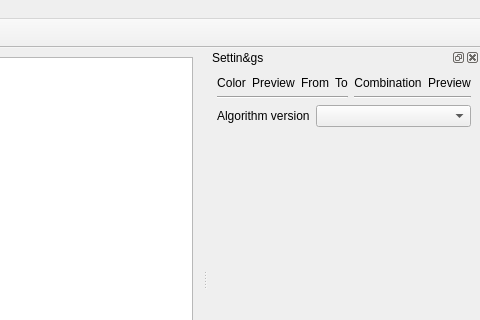
First picture: the form in barvocuc/ui/mainwindow.ui, repository encukou/barvocuc, before the edit; both pictures show x 599 to 1079 and y 0 to 320 of the 1079 by 766 pixel window.
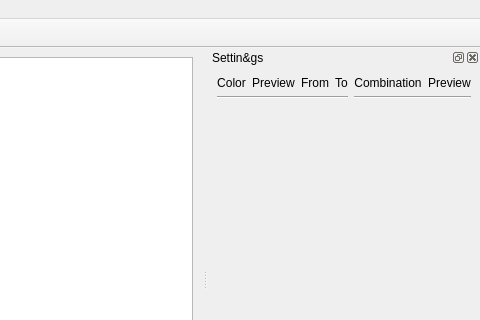
Second picture: the form after the edit. Custom widgets are drawn as their Qt base class.

Commit message: Don't show "Algorithm Version" in combo box

```diff
--- a/barvocuc/ui/mainwindow.ui
+++ b/barvocuc/ui/mainwindow.ui
@@ -178,24 +178,6 @@
        </item>
       </layout>
      </item>
-     <item>
-      <layout class="QFormLayout" name="formLayout">
-       <item row="0" column="0">
-        <widget class="QLabel" name="label_10">
-         <property name="text">
-          <string>Algorithm version</string>
-         </property>
-        </widget>
-       </item>
-       <item row="0" column="1">
-        <widget class="QComboBox" name="comboBox">
-         <property name="editable">
-          <bool>false</bool>
-         </property>
-        </widget>
-       </item>
-      </layout>
-     </item>
      <item>
       <spacer name="verticalSpacer">
        <property name="orientation">
```
